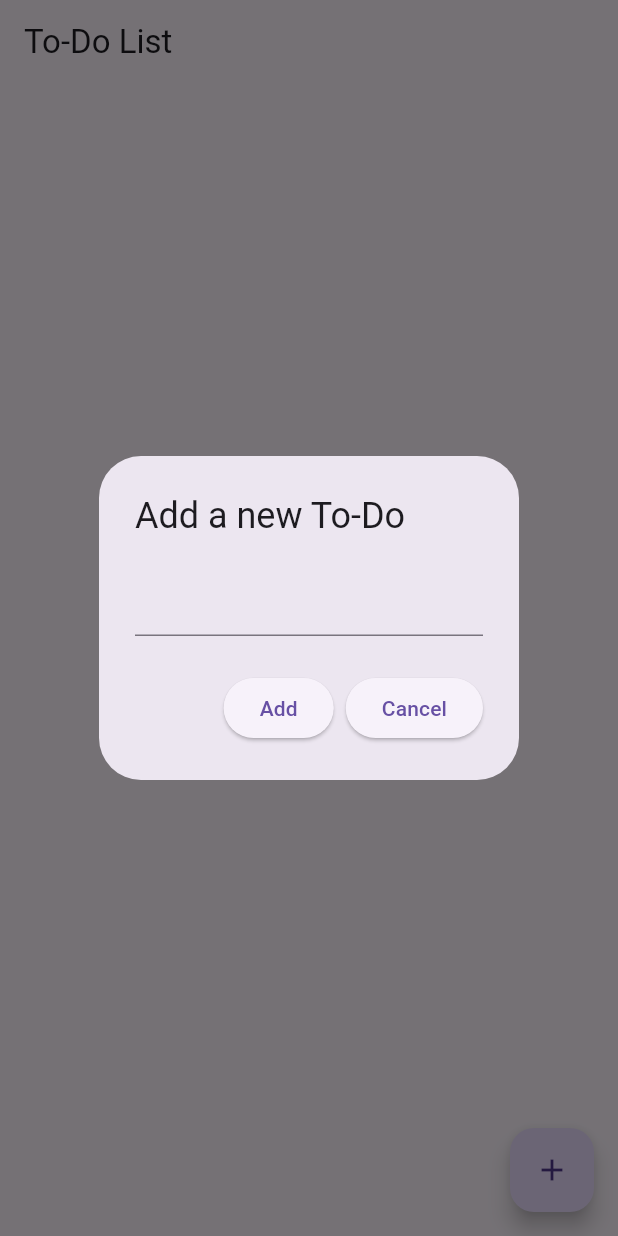
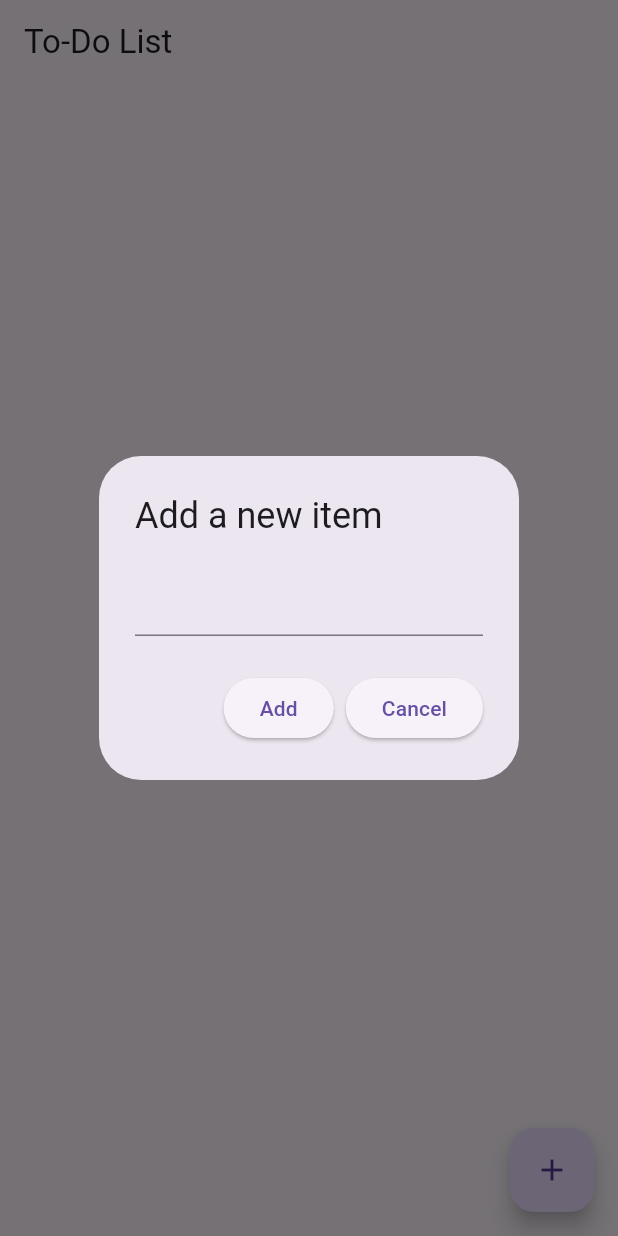
Before and after one commit to amandeepthakur/todo_app, a Flutter app: the screen it shows after launch, after a tap on the "add" icon, on a phone screen of 412 x 824 dp. Run offline on Flutter 3.47's test engine with Material 3 defaults, Android fonts, the phone set to English and light mode, and no system bars.

Commit message:
second commit

```diff
--- a/lib/main.dart
+++ b/lib/main.dart
@@ -55,7 +55,7 @@ class _ToDoListScreenState extends State<ToDoListScreen> {
       context: context,
       builder: (context) {
         return AlertDialog(
-          title: Text('Add a new To-Do'),
+          title: Text('Add a new item'),
           content: TextField(
             controller: todoController,
           ),
```
